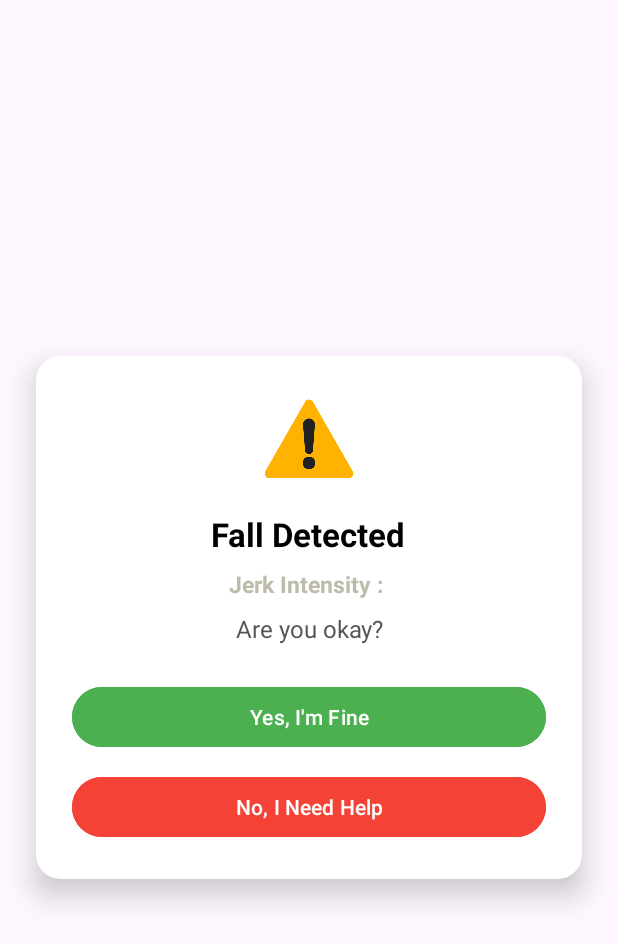
After one commit to aayushrajthakur/OneCall, an Android app: the layout activity_fall_alert.xml on its own in the app's theme, with its tools: preview values and no code run, on a phone screen of 412 x 824 dp. The commit adds this screen. Shown: the top 944 px of the screen. Run offline under Robolectric (Android 15) with nearby library versions, the phone set to English and light mode, and no system bars.

```diff
--- /dev/null
+++ b/app/src/main/res/layout/activity_fall_alert.xml
@@ -0,0 +1,69 @@
+<androidx.cardview.widget.CardView xmlns:android="http://schemas.android.com/apk/res/android"
+    xmlns:card_view="http://schemas.android.com/apk/res-auto"
+    android:layout_width="match_parent"
+    android:layout_height="wrap_content"
+    android:layout_gravity="center"
+    android:layout_margin="24dp"
+    card_view:cardCornerRadius="16dp"
+    card_view:cardElevation="12dp"
+    android:background="@android:color/transparent">
+
+    <LinearLayout
+        android:orientation="vertical"
+        android:padding="24dp"
+        android:gravity="center"
+        android:layout_width="match_parent"
+        android:layout_height="wrap_content">
+
+        <ImageView
+        android:src="@drawable/warning"
+        android:layout_width="64dp"
+        android:layout_height="64dp"
+        android:layout_marginBottom="16dp" />
+
+        <TextView
+            android:text="Fall Detected"
+            android:textSize="22sp"
+            android:textStyle="bold"
+            android:textColor="@color/black"
+            android:layout_marginBottom="8dp"
+            android:gravity="center"
+            android:layout_width="wrap_content"
+            android:layout_height="wrap_content" />
+
+        <TextView
+            android:text="Jerk Intensity : "
+            android:textSize="15sp"
+            android:textStyle="bold"
+            android:textColor="#BDBCAB"
+            android:layout_marginBottom="8dp"
+            android:gravity="center"
+            android:layout_width="wrap_content"
+            android:layout_height="wrap_content" />
+        <TextView
+            android:text="Are you okay?"
+            android:textSize="16sp"
+            android:textColor="@color/dark_gray"
+            android:gravity="center"
+            android:layout_marginBottom="24dp"
+            android:layout_width="wrap_content"
+            android:layout_height="wrap_content" />
+
+        <Button
+            android:id="@+id/btn_yes"
+            android:text="Yes, I'm Fine"
+            android:backgroundTint="@color/safe_green"
+            android:textColor="@android:color/white"
+            android:layout_width="match_parent"
+            android:layout_height="wrap_content" />
+
+        <Button
+            android:id="@+id/btn_no"
+            android:text="No, I Need Help"
+            android:backgroundTint="@color/error_red"
+            android:textColor="@android:color/white"
+            android:layout_marginTop="12dp"
+            android:layout_width="match_parent"
+            android:layout_height="wrap_content" />
+    </LinearLayout>
+</androidx.cardview.widget.CardView>
--- a/app/src/main/res/values/colors.xml
+++ b/app/src/main/res/values/colors.xml
@@ -1,8 +1,12 @@
 <?xml version="1.0" encoding="utf-8"?>
 <resources>
-    <color name="black">#FF000000</color>
     <color name="white">#FFFFFFFF</color>
     <color name="teal_700">#018786</color>
     <color name="purple_500">#6200EE</color>
     <color name="red">#F44336</color>
+    <color name="safe_green">#4CAF50</color>
+    <color name="error_red">#F44336</color>
+    <color name="dark_gray">#555555</color>
+    <color name="black">#000000</color>
+
 </resources>
```
Also changed, not shown: app/src/main/AndroidManifest.xml (+21 -9 lines), app/src/main/java/com/example/onecall/FallAlertActivity.java (added, +69 -0 lines), app/src/main/java/com/example/onecall/FallDetectionService.java (+34 -20 lines), app/src/main/java/com/example/onecall/MainActivity.java (+117 -82 lines).
